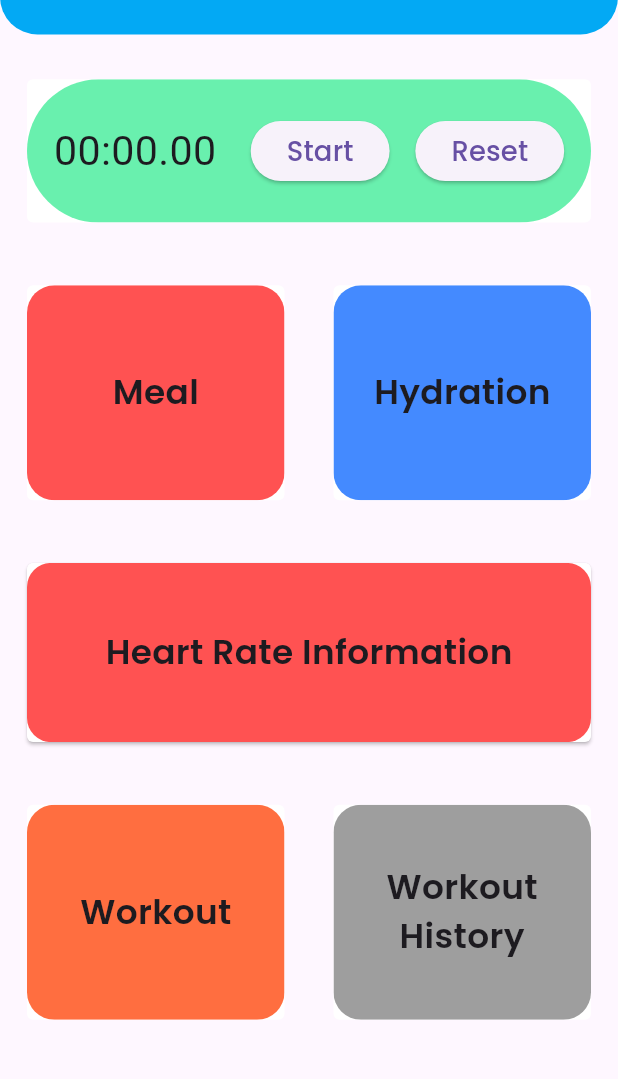
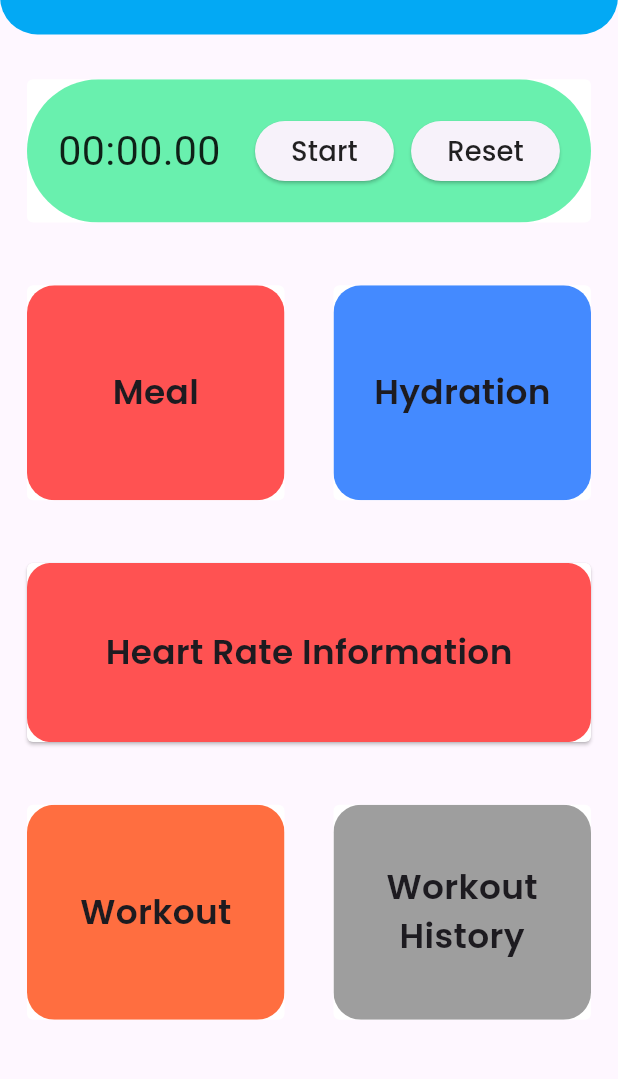
Before and after one commit to HatemReda7/CodeAlpha_Fitness_Tracker_App, a Flutter app: the screen it shows after launch, on a phone screen of 412 x 824 dp, the part 91-1170 px from its top. Run offline on Flutter 3.47's test engine with Material 3 defaults, Android fonts, the phone set to English and light mode, and no system bars; our stand-ins replace cloud_firestore, firebase_core, flutter_screenutil, google_fonts, shared_preferences; accounts and stored records are empty.

```diff
--- a/lib/Screens/Step Tracking Screen/steps_tracker_screen.dart
+++ b/lib/Screens/Step Tracking Screen/steps_tracker_screen.dart
@@ -71,14 +71,14 @@ class _StepsDetailsScreenState extends State<StepsDetailsScreen> {
                         child: Container(
                           margin: EdgeInsets.all(12.r),
                           height: 50.h,
-                          width: 150.w,
+                          width: 200.w,
                           alignment: Alignment.center,
                           decoration: BoxDecoration(
-                              color: Colors.grey,
+                              color: Colors.black26,
                               borderRadius: BorderRadius.circular(50)),
                           child: Text(
                             "${index + 1}) ${DateTime.fromMillisecondsSinceEpoch(stopwatch[index].time).toString().substring(14, 22)}",
-                            style: smallText,
+                            style: mediumText,
                           ),
                         ),
                       );
--- a/lib/Shared/Constants/show_dialog.dart
+++ b/lib/Shared/Constants/show_dialog.dart
@@ -39,6 +39,7 @@ class ShowDialogItem extends StatelessWidget {
                       onTap: () {
                         FirebaseFunctions.deleteWorkoutHistory();
                         FirebaseFunctions.deleteMealHistory();
+                        FirebaseFunctions.deleteStopWatchHistory();
                         pro.height = "0";
                         pro.weight = "0.0";
                         pro.mlDrunk = 0;
--- a/lib/Shared/Constants/stop_watch_item.dart
+++ b/lib/Shared/Constants/stop_watch_item.dart
@@ -72,19 +72,19 @@ class _StopwatchAppState extends State<StopwatchApp> {
       children: [
         Text(
           _formatElapsedTime(_elapsedTime),
-          style: TextStyle(fontSize: 24.sp),
+          style: TextStyle(fontSize: 24.sp,color: Colors.black87),
         ),
         SizedBox(width: 20.w),
         ElevatedButton(
           onPressed: _isRunning ? _stopStopwatch : _startStopwatch,
-          child: Text(_isRunning ? 'Stop' : 'Start', style: smallText),
+          child: Text(_isRunning ? 'Stop' : 'Start', style: smallText.copyWith(color: Colors.black87)),
         ),
-        SizedBox(width: 15.w),
+        SizedBox(width: 10.w),
         ElevatedButton(
           onPressed: _resetStopwatch,
           child: Text(
             'Reset',
-            style: smallText,
+            style: smallText.copyWith(color: Colors.black87),
           ),
         ),
       ],
```
